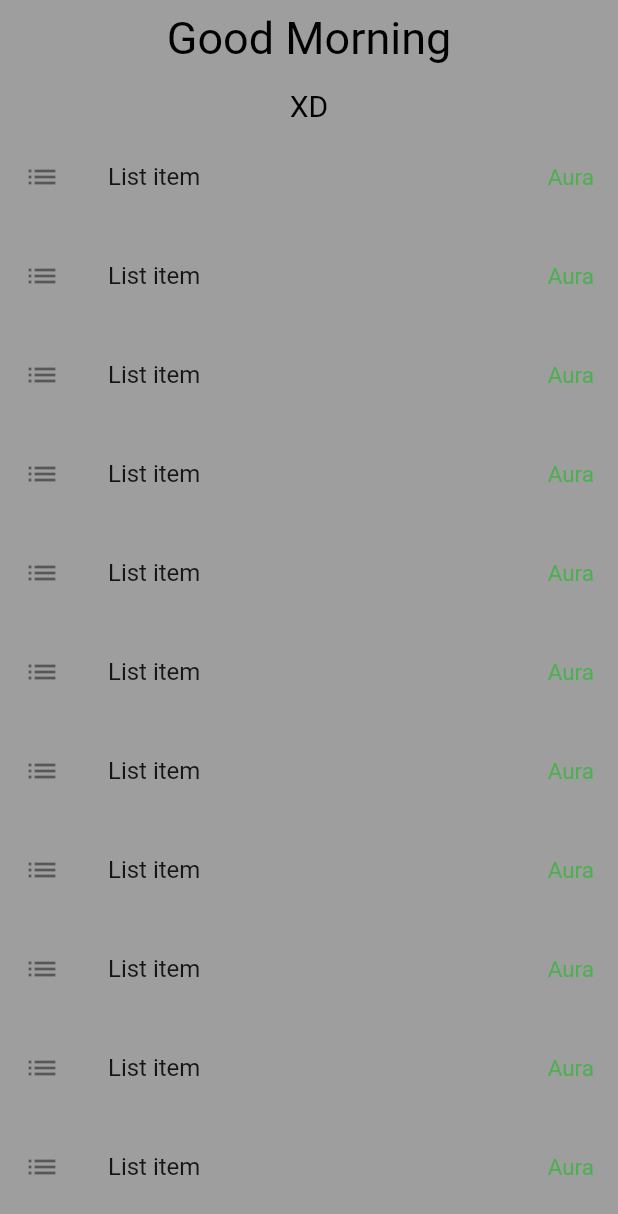
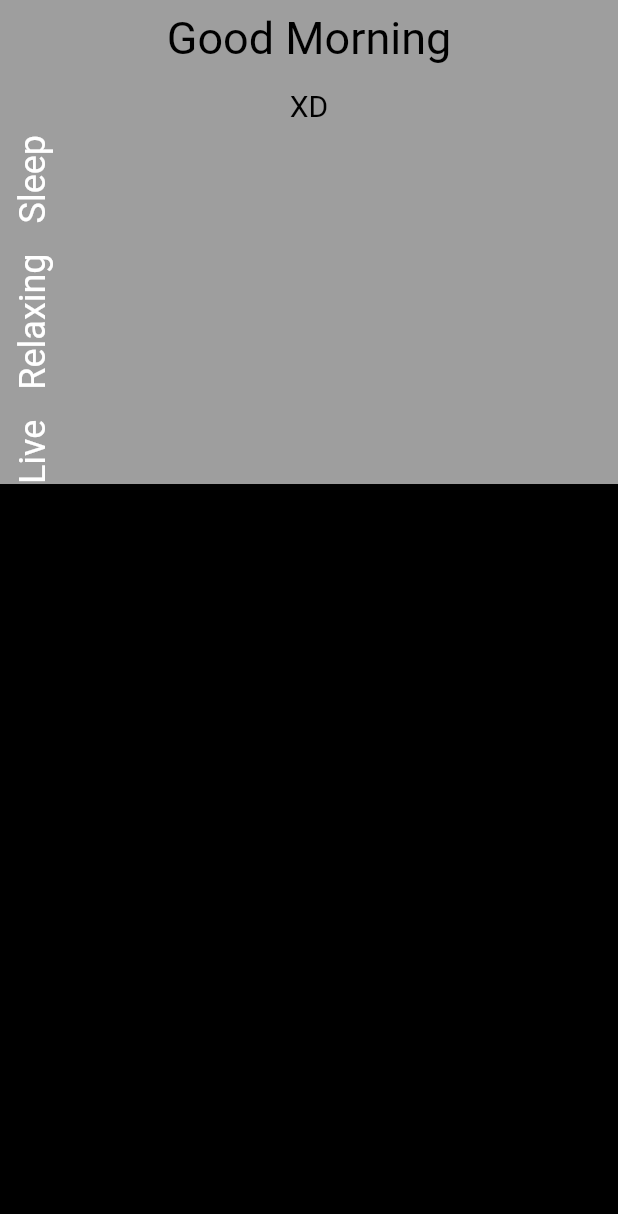
Before and after one commit to BtrXgit/Aura, a Flutter app: the AuraHomePage screen opened directly with empty values, on a phone screen of 412 x 824 dp. Shown: the top 1214 px of the screen. Run offline on Flutter 3.47's test engine with Material 2 defaults, Android fonts, the phone set to English and light mode, and no system bars; our stand-ins replace bootstrap_icons, flutter_cache_manager, flutter_staggered_animations, get, google_fonts, gradient_borders and 2 more; missing offline and left inert: flutter_floating_bottom_bar.

Commit message:
homepage added

```diff
--- a/aura/lib/routes/aura.dart
+++ b/aura/lib/routes/aura.dart
@@ -4,9 +4,11 @@ class AuraHomePage extends StatelessWidget {
   // final Color color;
   final ScrollController controller;
 
-  const AuraHomePage({
+  const AuraHomePage(
+      {
       // required this.color,
-   required this.controller, Key? key})
+      required this.controller,
+      Key? key})
       : super(key: key);
 
   String _getGreeting() {
@@ -46,160 +48,43 @@ class AuraHomePage extends StatelessWidget {
                 style: TextStyle(color: Colors.black, fontSize: 20),
               ),
             ),
-            ListTile(
-              leading: const Icon(Icons.list),
-              trailing: const Text(
-                "Aura",
-                style: TextStyle(color: Colors.green, fontSize: 15),
-              ),
-              title: Text("List item "),
+            Padding(
+              padding: const EdgeInsets.only(left: 8.0),
+              child: RotatedBox(
+                quarterTurns: 3,
+                child: Column(
+                    mainAxisAlignment: MainAxisAlignment.spaceBetween,
+                    children: [
+                      Row(
+                        mainAxisAlignment: MainAxisAlignment.spaceBetween,
+                        children: [
+                          Text(
+                            'Live',
+                            style: TextStyle(color: Colors.white, fontSize: 24),
                           ),
                           SizedBox(
-              height: 10,
+                            width: 20,
                           ),
-            ListTile(
-              leading: const Icon(Icons.list),
-              trailing: const Text(
-                "Aura",
-                style: TextStyle(color: Colors.green, fontSize: 15),
-              ),
-              title: Text("List item "),
+                          Text(
+                            'Relaxing',
+                            style: TextStyle(color: Colors.white, fontSize: 24),
                           ),
                           SizedBox(
-              height: 10,
+                            width: 20,
                           ),
-            ListTile(
-              leading: const Icon(Icons.list),
-              trailing: const Text(
-                "Aura",
-                style: TextStyle(color: Colors.green, fontSize: 15),
+                          Text(
+                            'Sleep',
+                            style: TextStyle(color: Colors.white, fontSize: 24),
+                          )
+                        ],
                       ),
-              title: Text("List item "),
+                    ]),
               ),
-            SizedBox(
-              height: 10,
             ),
-            ListTile(
-              leading: const Icon(Icons.list),
-              trailing: const Text(
-                "Aura",
-                style: TextStyle(color: Colors.green, fontSize: 15),
-              ),
-              title: Text("List item "),
-            ),
-            SizedBox(
-              height: 10,
-            ),
-            ListTile(
-              leading: const Icon(Icons.list),
-              trailing: const Text(
-                "Aura",
-                style: TextStyle(color: Colors.green, fontSize: 15),
-              ),
-              title: Text("List item "),
-            ),
-            SizedBox(
-              height: 10,
-            ),
-            ListTile(
-              leading: const Icon(Icons.list),
-              trailing: const Text(
-                "Aura",
-                style: TextStyle(color: Colors.green, fontSize: 15),
-              ),
-              title: Text("List item "),
-            ),
-            SizedBox(
-              height: 10,
-            ),
-            ListTile(
-              leading: const Icon(Icons.list),
-              trailing: const Text(
-                "Aura",
-                style: TextStyle(color: Colors.green, fontSize: 15),
-              ),
-              title: Text("List item "),
-            ),
-            SizedBox(
-              height: 10,
-            ),
-            ListTile(
-              leading: const Icon(Icons.list),
-              trailing: const Text(
-                "Aura",
-                style: TextStyle(color: Colors.green, fontSize: 15),
-              ),
-              title: Text("List item "),
-            ),
-            SizedBox(
-              height: 10,
-            ),
-            ListTile(
-              leading: const Icon(Icons.list),
-              trailing: const Text(
-                "Aura",
-                style: TextStyle(color: Colors.green, fontSize: 15),
-              ),
-              title: Text("List item "),
-            ),
-            SizedBox(
-              height: 10,
-            ),
-            ListTile(
-              leading: const Icon(Icons.list),
-              trailing: const Text(
-                "Aura",
-                style: TextStyle(color: Colors.green, fontSize: 15),
-              ),
-              title: Text("List item "),
-            ),
-            SizedBox(
-              height: 10,
-            ),
-            ListTile(
-              leading: const Icon(Icons.list),
-              trailing: const Text(
-                "Aura",
-                style: TextStyle(color: Colors.green, fontSize: 15),
-              ),
-              title: Text("List item "),
-            ),
-            SizedBox(
-              height: 10,
-            ),
-            ListTile(
-              leading: const Icon(Icons.list),
-              trailing: const Text(
-                "Aura",
-                style: TextStyle(color: Colors.green, fontSize: 15),
-              ),
-              title: Text("List item "),
-            ),
-            SizedBox(
-              height: 10,
-            ),
-            ListTile(
-              leading: const Icon(Icons.list),
-              trailing: const Text(
-                "Aura",
-                style: TextStyle(color: Colors.green, fontSize: 15),
-              ),
-              title: Text("List item "),
-            ),
-            SizedBox(
-              height: 10,
-            ),
-            ListTile(
-              leading: const Icon(Icons.list),
-              trailing: const Text(
-                "Aura",
-                style: TextStyle(color: Colors.green, fontSize: 15),
-              ),
-              title: Text("List item "),
-            ),
-            SizedBox(
-              height: 10,
-            ),
+            Container(
+              height: 1000,
+              color: Colors.black,
+            )
           ],
         ),
       ),
--- a/aura/lib/routes/custom.dart
+++ b/aura/lib/routes/custom.dart
@@ -392,6 +392,7 @@ class _CustomMixinState extends State<CustomMixin>
           gradient: LinearGradient(
             colors: [
               Colors.green,
+              Colors.red,
               Color.fromARGB(255, 0, 104, 125),
             ],
             begin: Alignment.centerLeft,
@@ -412,6 +413,7 @@ class _CustomMixinState extends State<CustomMixin>
                   width: 4,
                   gradient: LinearGradient(colors: [
                     Colors.green,
+                    Colors.red,
                     Color.fromARGB(255, 0, 104, 125),
                   ])),
               borderRadius: BorderRadius.circular(20),
@@ -911,14 +913,15 @@ class _CustomMixinState extends State<CustomMixin>
               // color: Colors.transparent,
               gradient: LinearGradient(colors: [
                 Colors.green,
+                Colors.red,
                 Color.fromARGB(255, 0, 104, 125),
               ]),
-              border: GradientBoxBorder(
-                  width: 4,
-                  gradient: LinearGradient(colors: [
-                    Colors.green,
-                    Color.fromARGB(255, 0, 104, 125),
-                  ])),
+              // border: GradientBoxBorder(
+              //     width: 4,
+              //     gradient: LinearGradient(colors: [
+              //       Colors.green,
+              //       Color.fromARGB(255, 0, 104, 125),
+              //     ])),
               // border: Border.all(width: 2, color: Colors.white),
               borderRadius: BorderRadius.circular(30)),
           child: Row(
```
Lines whose indentation alone changed are shown as unchanged.
